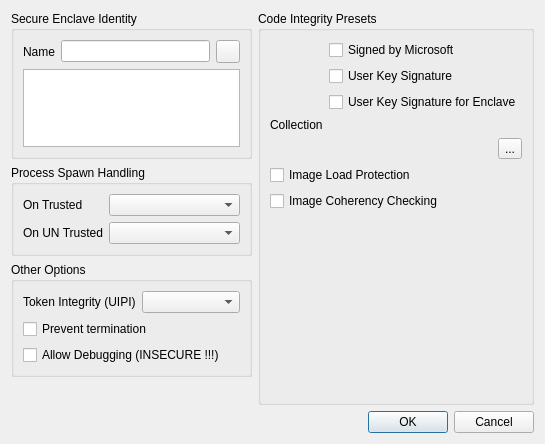
xanasoft/MajorPrivacy, file MajorPrivacy/Forms/EnclaveWnd.ui: the form before one commit.
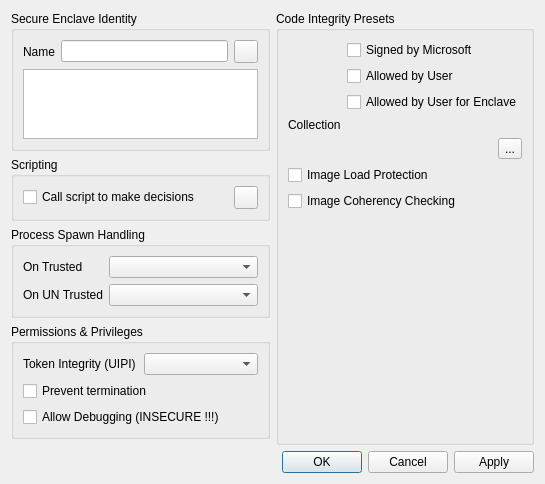
The form after the commit.

Patch:
```diff
--- a/MajorPrivacy/Forms/EnclaveWnd.ui
+++ b/MajorPrivacy/Forms/EnclaveWnd.ui
@@ -7,13 +7,69 @@
     <x>0</x>
     <y>0</y>
     <width>545</width>
-    <height>444</height>
+    <height>452</height>
    </rect>
   </property>
   <property name="windowTitle">
    <string>Form</string>
   </property>
   <layout class="QGridLayout" name="gridLayout">
+   <item row="6" column="0" colspan="2">
+    <widget class="QDialogButtonBox" name="buttonBox">
+     <property name="standardButtons">
+      <set>QDialogButtonBox::StandardButton::Apply|QDialogButtonBox::StandardButton::Cancel|QDialogButtonBox::StandardButton::Ok</set>
+     </property>
+    </widget>
+   </item>
+   <item row="5" column="0">
+    <spacer name="verticalSpacer">
+     <property name="orientation">
+      <enum>Qt::Orientation::Vertical</enum>
+     </property>
+     <property name="sizeHint" stdset="0">
+      <size>
+       <width>20</width>
+       <height>40</height>
+      </size>
+     </property>
+    </spacer>
+   </item>
+   <item row="3" column="0">
+    <widget class="QGroupBox" name="groupBox_3">
+     <property name="title">
+      <string>Permissions &amp;&amp; Privileges</string>
+     </property>
+     <layout class="QGridLayout" name="gridLayout_4">
+      <item row="0" column="0">
+       <widget class="QLabel" name="label_2">
+        <property name="toolTip">
+         <string>Elevate Token Integrity Level, for User Interface Privilege Isolation</string>
+        </property>
+        <property name="text">
+         <string>Token Integrity (UIPI)</string>
+        </property>
+       </widget>
+      </item>
+      <item row="0" column="1">
+       <widget class="QComboBox" name="cmbLevel"/>
+      </item>
+      <item row="1" column="0" colspan="2">
+       <widget class="QCheckBox" name="chkKeepAlive">
+        <property name="text">
+         <string>Prevent termination</string>
+        </property>
+       </widget>
+      </item>
+      <item row="2" column="0" colspan="2">
+       <widget class="QCheckBox" name="chkAllowDebugging">
+        <property name="text">
+         <string>Allow Debugging (INSECURE !!!)</string>
+        </property>
+       </widget>
+      </item>
+     </layout>
+    </widget>
+   </item>
    <item row="0" column="0">
     <widget class="QGroupBox" name="groupBox">
      <property name="sizePolicy">
@@ -75,92 +131,7 @@
      </layout>
     </widget>
    </item>
-   <item row="1" column="0">
-    <widget class="QGroupBox" name="groupBox_2">
-     <property name="title">
-      <string>Process Spawn Handling</string>
-     </property>
-     <layout class="QGridLayout" name="gridLayout_3">
-      <item row="0" column="0">
-       <widget class="QLabel" name="label_7">
-        <property name="text">
-         <string>On Trusted</string>
-        </property>
-       </widget>
-      </item>
-      <item row="1" column="0">
-       <widget class="QLabel" name="label_8">
-        <property name="text">
-         <string>On UN Trusted</string>
-        </property>
-       </widget>
-      </item>
-      <item row="0" column="1" colspan="3">
-       <widget class="QComboBox" name="cmbOnTrustedExec"/>
-      </item>
-      <item row="1" column="1" colspan="3">
-       <widget class="QComboBox" name="cmbOnUnTrustedExec"/>
-      </item>
-     </layout>
-    </widget>
-   </item>
-   <item row="2" column="0">
-    <widget class="QGroupBox" name="groupBox_3">
-     <property name="title">
-      <string>Other Options</string>
-     </property>
-     <layout class="QGridLayout" name="gridLayout_4">
-      <item row="0" column="0">
-       <widget class="QLabel" name="label_2">
-        <property name="toolTip">
-         <string>Elevate Token Integrity Level, for User Interface Privilege Isolation</string>
-        </property>
-        <property name="text">
-         <string>Token Integrity (UIPI)</string>
-        </property>
-       </widget>
-      </item>
-      <item row="0" column="1">
-       <widget class="QComboBox" name="cmbLevel"/>
-      </item>
-      <item row="1" column="0" colspan="2">
-       <widget class="QCheckBox" name="chkKeepAlive">
-        <property name="text">
-         <string>Prevent termination</string>
-        </property>
-       </widget>
-      </item>
-      <item row="2" column="0" colspan="2">
-       <widget class="QCheckBox" name="chkAllowDebugging">
-        <property name="text">
-         <string>Allow Debugging (INSECURE !!!)</string>
-        </property>
-       </widget>
-      </item>
-     </layout>
-    </widget>
-   </item>
-   <item row="5" column="0" colspan="2">
-    <widget class="QDialogButtonBox" name="buttonBox">
-     <property name="standardButtons">
-      <set>QDialogButtonBox::StandardButton::Cancel|QDialogButtonBox::StandardButton::Ok</set>
-     </property>
-    </widget>
-   </item>
-   <item row="4" column="0">
-    <spacer name="verticalSpacer">
-     <property name="orientation">
-      <enum>Qt::Orientation::Vertical</enum>
-     </property>
-     <property name="sizeHint" stdset="0">
-      <size>
-       <width>20</width>
-       <height>40</height>
-      </size>
-     </property>
-    </spacer>
-   </item>
-   <item row="0" column="1" rowspan="5">
+   <item row="0" column="1" rowspan="6">
     <widget class="QGroupBox" name="groupBox_4">
      <property name="sizePolicy">
       <sizepolicy hsizetype="Preferred" vsizetype="Preferred">
@@ -205,7 +176,7 @@
       <item row="2" column="1" colspan="2">
        <widget class="QCheckBox" name="chkAllowEnclave">
         <property name="text">
-         <string>User Key Signature for Enclave</string>
+         <string>Allowed by User for Enclave</string>
         </property>
        </widget>
       </item>
@@ -242,7 +213,65 @@
       <item row="1" column="1" colspan="2">
        <widget class="QCheckBox" name="chkAllowUser">
         <property name="text">
-         <string>User Key Signature</string>
+         <string>Allowed by User</string>
+        </property>
+       </widget>
+      </item>
+     </layout>
+    </widget>
+   </item>
+   <item row="2" column="0">
+    <widget class="QGroupBox" name="groupBox_2">
+     <property name="title">
+      <string>Process Spawn Handling</string>
+     </property>
+     <layout class="QGridLayout" name="gridLayout_3">
+      <item row="0" column="0">
+       <widget class="QLabel" name="label_7">
+        <property name="text">
+         <string>On Trusted</string>
+        </property>
+       </widget>
+      </item>
+      <item row="1" column="0">
+       <widget class="QLabel" name="label_8">
+        <property name="text">
+         <string>On UN Trusted</string>
+        </property>
+       </widget>
+      </item>
+      <item row="0" column="1" colspan="3">
+       <widget class="QComboBox" name="cmbOnTrustedExec"/>
+      </item>
+      <item row="1" column="1" colspan="3">
+       <widget class="QComboBox" name="cmbOnUnTrustedExec"/>
+      </item>
+     </layout>
+    </widget>
+   </item>
+   <item row="1" column="0">
+    <widget class="QGroupBox" name="groupBox_5">
+     <property name="sizePolicy">
+      <sizepolicy hsizetype="Preferred" vsizetype="Maximum">
+       <horstretch>0</horstretch>
+       <verstretch>0</verstretch>
+      </sizepolicy>
+     </property>
+     <property name="title">
+      <string>Scripting</string>
+     </property>
+     <layout class="QGridLayout" name="gridLayout_5">
+      <item row="0" column="0">
+       <widget class="QCheckBox" name="chkScript">
+        <property name="text">
+         <string>Call script to make decisions</string>
+        </property>
+       </widget>
+      </item>
+      <item row="0" column="1">
+       <widget class="QToolButton" name="btnScript">
+        <property name="text">
+         <string/>
         </property>
        </widget>
       </item>
```
